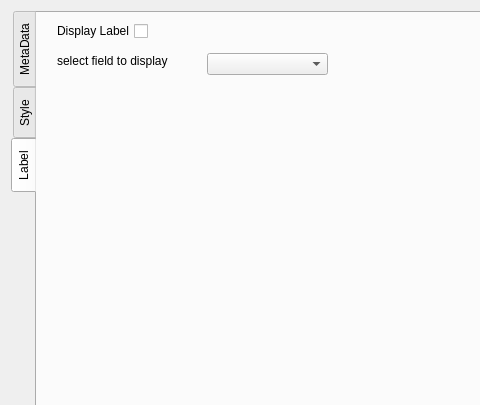
First picture: the form in qgis_dev/qgis_dev_layerPropDialog.ui, repository MrJGao/qgis_dev, before the edit; both pictures show x 0 to 480 and y 0 to 405 of the 817 by 509 pixel window.
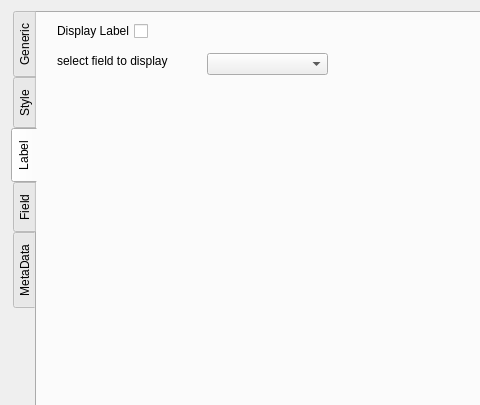
Second picture: the form after the edit. The open tabs and pages were chosen to show the change.

```diff
--- a/qgis_dev/qgis_dev_layerPropDialog.ui
+++ b/qgis_dev/qgis_dev_layerPropDialog.ui
@@ -16,21 +16,45 @@
   <layout class="QVBoxLayout" name="verticalLayout">
    <item>
     <widget class="QTabWidget" name="prop_tabWidget">
+     <property name="sizePolicy">
+      <sizepolicy hsizetype="Expanding" vsizetype="Expanding">
+       <horstretch>0</horstretch>
+       <verstretch>0</verstretch>
+      </sizepolicy>
+     </property>
+     <property name="contextMenuPolicy">
+      <enum>Qt::DefaultContextMenu</enum>
+     </property>
      <property name="layoutDirection">
       <enum>Qt::LeftToRight</enum>
      </property>
+     <property name="autoFillBackground">
+      <bool>false</bool>
+     </property>
      <property name="tabPosition">
       <enum>QTabWidget::West</enum>
      </property>
+     <property name="tabShape">
+      <enum>QTabWidget::Rounded</enum>
+     </property>
      <property name="currentIndex">
       <number>2</number>
      </property>
-     <widget class="QWidget" name="metaData_tab">
+     <property name="elideMode">
+      <enum>Qt::ElideNone</enum>
+     </property>
+     <property name="documentMode">
+      <bool>false</bool>
+     </property>
+     <property name="tabsClosable">
+      <bool>false</bool>
+     </property>
+     <property name="movable">
+      <bool>false</bool>
+     </property>
+     <widget class="QWidget" name="tab">
       <attribute name="title">
-       <string>MetaData</string>
-      </attribute>
-      <attribute name="toolTip">
-       <string>display meta data of current layer data</string>
+       <string>Generic</string>
       </attribute>
      </widget>
      <widget class="QWidget" name="style_tab">
@@ -88,6 +112,19 @@
        </property>
       </widget>
      </widget>
+     <widget class="QWidget" name="field_tab">
+      <attribute name="title">
+       <string>Field</string>
+      </attribute>
+     </widget>
+     <widget class="QWidget" name="metaData_tab">
+      <attribute name="title">
+       <string>MetaData</string>
+      </attribute>
+      <attribute name="toolTip">
+       <string>display meta data of current layer data</string>
+      </attribute>
+     </widget>
     </widget>
    </item>
    <item>
```
Left out of the diff: 2 changed lines with no effect on the pictures.
